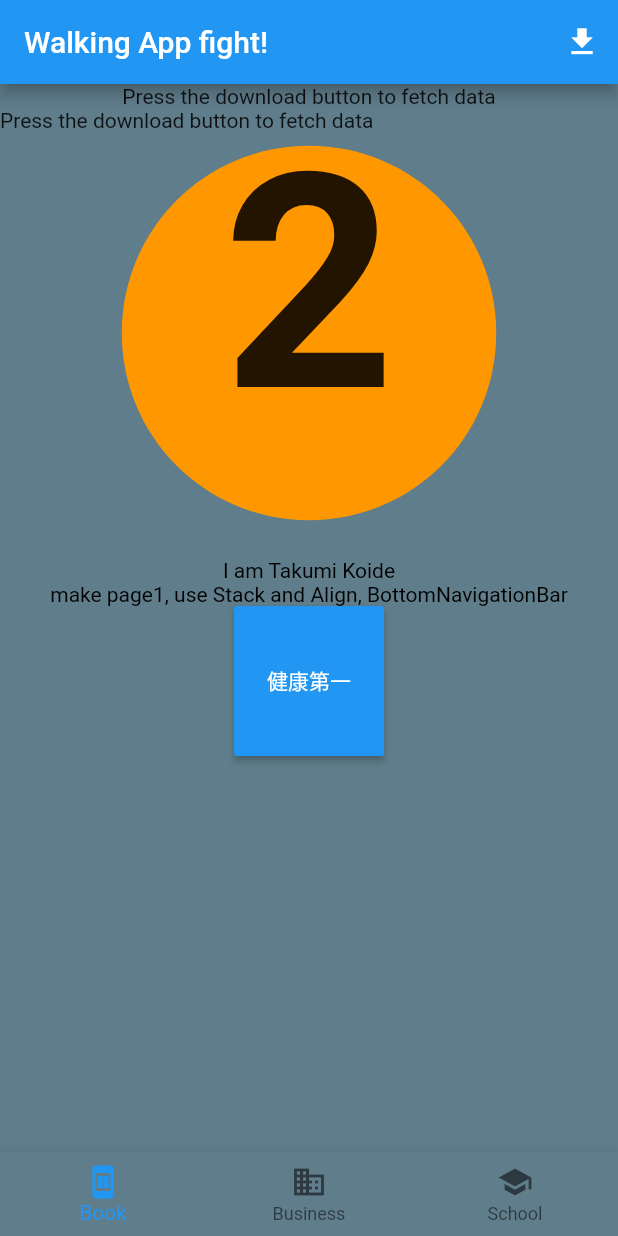
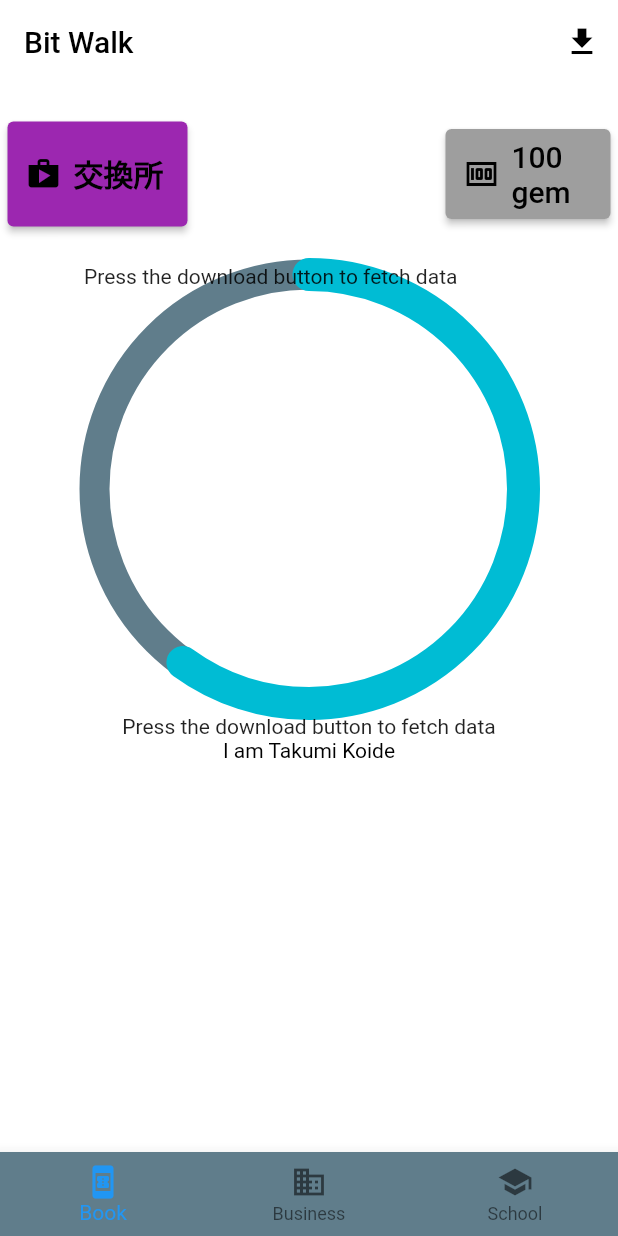
Before and after one commit to cmj14059/walking_app, a Flutter app: the screen it shows after launch, on a phone screen of 412 x 824 dp. Run offline on Flutter 3.47's test engine with Material 2 defaults, Android fonts, the phone set to English and light mode, and no system bars; our stand-ins replace permission_handler; missing offline and left inert: health.

Commit message:
make upper button and circleProgress

```diff
--- a/lib/EnptyAppBar.dart
+++ b/lib/EmptyAppBar.dart
@@ -4,7 +4,7 @@ class EmptyAppBar extends StatelessWidget implements PreferredSizeWidget {
   @override
   Widget build(BuildContext context) {
     return Container(
-      color: Colors.blue,
+      color: Colors.black,
     );
   }
 
--- a/lib/Page1.dart
+++ b/lib/Page1.dart
@@ -1,7 +1,8 @@
 import 'package:flutter/material.dart';
 import 'package:health/health.dart';
 import 'package:permission_handler/permission_handler.dart';
-import 'main.dart';
+import 'CircleProgress.dart';
+import 'EmptyAppBar.dart';
 
 //void main() {
   //runApp(const MyApp());
@@ -36,15 +37,6 @@ enum AppState {
   DATA_READY,
   NO_DATA,
   AUTH_NOT_GRANTED
-}
-
-//手動入力を排除
-bool isManualData(HealthDataPoint p) {
-  if(p.sourceId == "com.apple.Health") {
-    return true;
-  } else {
-    return false;
-  }
 }
 
 class _MyHomePageState extends State<MyHomePage> {
@@ -138,23 +130,14 @@ class _MyHomePageState extends State<MyHomePage> {
         pAll += p.value.hashCode;
       }
     }
-    HealthDataPoint p = _healthDataList[0];
     return Text(
       "$pAll",
       style: const TextStyle(
-        color: Colors.white,
+        color: Colors.black,
+        fontSize: 100,
       ),
     );
-    return ListView.builder(
-        itemCount: _healthDataList.length,
-        itemBuilder: (_, index) {
-          HealthDataPoint p = _healthDataList[index];
-          return ListTile(
-            title: Text("${p.typeString}: ${p.value}"),
-            trailing: Text('${p.unitString}'),
-            subtitle: Text('${p.dateFrom} - ${p.dateTo}'),
-          );
-        });
+
   }
 
   Widget _contentNoData() {
@@ -184,15 +167,51 @@ class _MyHomePageState extends State<MyHomePage> {
     return _contentNotFetched();
   }
 
+  //歩数が手動入力かどうか判定
+  bool isManualData(HealthDataPoint p) {
+    if(p.sourceId == "com.apple.Health") {
+      return true;
+    } else {
+      return false;
+    }
+  }
+
+  //歩数のカウントを円で可視化
+  Widget getCircleProgress(int step) {
+    return Stack(
+      children: [
+        CustomPaint(
+          size: const Size(300,300),
+          foregroundPainter: CircleProgress(step),
+        ),
+        _content(),
+      ],
+    );
+  }
+
+  //歩数の上限を設定
+
+////build
+///////////////////////////////////////////////////////////////////////////////////////////////////////////////////////////////
   @override
   Widget build(BuildContext context) {
     return Scaffold(
-      backgroundColor: Colors.blueGrey,
+      backgroundColor: Colors.white,
       appBar: AppBar(
-        title: const Text("Walking App fight!"),
+        title: const Text(
+            'Bit Walk',
+          style: TextStyle(
+            color: Colors.black,
+          ),
+        ),
+        backgroundColor: Colors.white,
+        elevation: 0.0,
         actions: <Widget>[
           IconButton(
-            icon: const Icon(Icons.file_download),
+            icon: const Icon(
+                Icons.file_download,
+              color: Colors.black,
+            ),
             onPressed: () async {
               await Permission.activityRecognition.request().isGranted;
               await fetchData();
@@ -200,37 +219,72 @@ class _MyHomePageState extends State<MyHomePage> {
           ),
         ],
       ),
-      body: Column(
+
+      body: SingleChildScrollView(
+        child: Column(
           children: [
-          _content(),
-          Column(
-            mainAxisAlignment: MainAxisAlignment.center,
-            children: <Widget>[
-            Stack(
-              children:  [
-                _content(),
-                Align(
-                  alignment: Alignment(0,0),
-                  child: Icon(
-                    Icons.circle,
-                    size: 300,
-                    color: Colors.orange,
+            Row(
+              children: [
+                const SizedBox(
+                  height: 120,
+                  width: 5,
                 ),
+                ElevatedButton.icon(
+                  onPressed: () {},
+                  style: ElevatedButton.styleFrom(
+                    fixedSize: Size(120,70),
+                    primary: Colors.purple,
+                    onPrimary: Colors.grey,
                   ),
-                Align(
-                  alignment: Alignment(0,0),
-                  child: Text(
-                    "2",
+                  icon: const Icon(
+                    Icons.shop,
+                    color: Colors.black,
+                  ),
+                  label: const Text(
+                    "交換所",
                     style: TextStyle(
-                      fontSize: 200,
+                      fontSize: 20,
+                      color: Colors.black,
                       fontWeight: FontWeight.bold,
                     ),
                   ),
                 ),
+
+                const Spacer(),
+
+                ElevatedButton.icon(
+                  onPressed: () {},
+                  style: ElevatedButton.styleFrom(
+                    fixedSize: Size(110,60),
+                    primary: Colors.grey,
+                    onPrimary: Colors.grey,
+                  ),
+                  icon: const Icon(
+                    Icons.money,
+                    color: Colors.black,
+                  ),
+                  label: const Text(
+                    "100 gem",
+                    style: TextStyle(
+                        fontSize: 20,
+                        color: Colors.black
+                    ),
+                  ),
+                ),
+                const SizedBox(
+                  height: 120,
+                  width: 5,
+                ),
               ],
             ),
+
+            getCircleProgress(60),
+
+            Center(
+              child: _content(),
+            ),
             Container(
-              //color: Colors.white,
+              height: 300,
               child: const Text('I am Takumi Koide',
                   style: TextStyle(
                     color: Colors.black,
@@ -238,7 +292,7 @@ class _MyHomePageState extends State<MyHomePage> {
             ),
 
             Container(
-              //color: Colors.white,
+              height: 300,
               child: const Text(
                 'make page1, use Stack and Align, BottomNavigationBar',
                 style: TextStyle(
@@ -246,24 +300,25 @@ class _MyHomePageState extends State<MyHomePage> {
                 ),
               ),
             ),
-            SizedBox(
-              width: 100,
-              height: 100,
-              child: RaisedButton(
-                color: Colors.blue,
-                onPressed: () {
-                  //unnko
+            ElevatedButton(
+              style: ElevatedButton.styleFrom(
+                fixedSize: Size(50, 300),
+                primary: Colors.blue,
+                onPrimary: Colors.red,
+              ),
+              onPressed: () async {
+                await Permission.activityRecognition.request().isGranted;
+                await fetchData();
               },
               child: const Text(
                   '健康第一',
                   style: TextStyle(
                     color: Colors.white,
-                    )),
+                  )
               ),
             ),
         ],
         ),
-      ],
       ),
       bottomNavigationBar: BottomNavigationBar(
         backgroundColor: Colors.blueGrey,
```
Also changed, not shown: lib/CircleProgress.dart (added, +35 -0 lines), pubspec.lock, 2 other files. Lines whose indentation alone changed are shown as unchanged.
